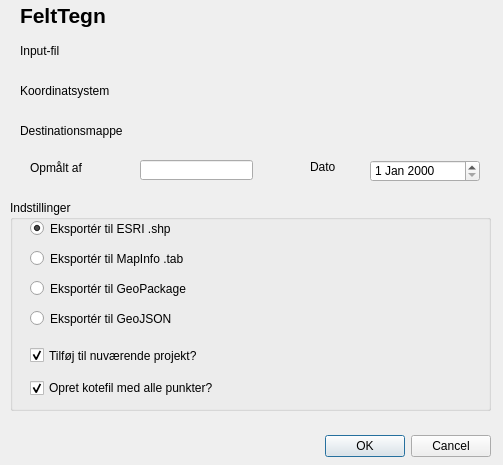
Old version of the form felt_tegn/felt_tegn_dialog_base.ui in the repository archaeodav/felttegn.
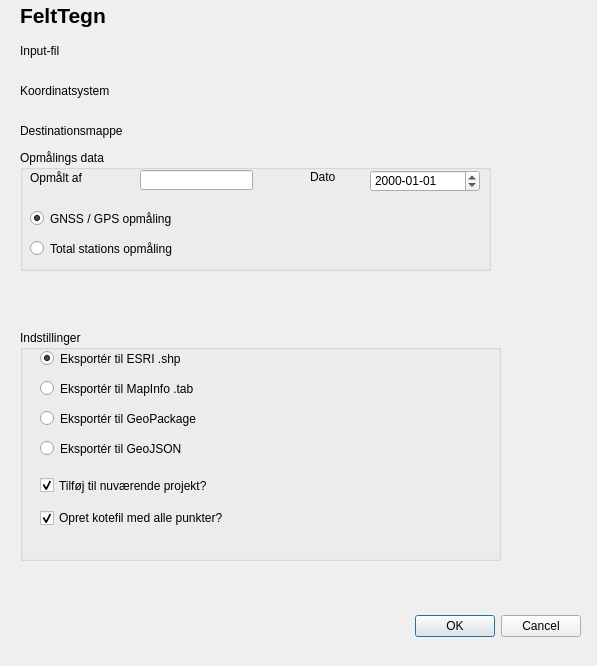
New version of the form. Custom widgets are drawn as their Qt base class.

What changed in the file:
```diff
--- a/felt_tegn/felt_tegn_dialog_base.ui
+++ b/felt_tegn/felt_tegn_dialog_base.ui
@@ -6,8 +6,8 @@
    <rect>
     <x>0</x>
     <y>0</y>
-    <width>503</width>
-    <height>465</height>
+    <width>597</width>
+    <height>666</height>
    </rect>
   </property>
   <property name="windowTitle">
@@ -16,8 +16,8 @@
   <widget class="QDialogButtonBox" name="button_box">
    <property name="geometry">
     <rect>
-     <x>150</x>
-     <y>430</y>
+     <x>240</x>
+     <y>610</y>
      <width>341</width>
      <height>32</height>
     </rect>
@@ -101,10 +101,10 @@
   <widget class="QGroupBox" name="groupBox">
    <property name="geometry">
     <rect>
-     <x>10</x>
-     <y>200</y>
+     <x>20</x>
+     <y>330</y>
      <width>481</width>
-     <height>211</height>
+     <height>231</height>
     </rect>
    </property>
    <property name="title">
@@ -221,44 +221,36 @@
     <string>FeltTegn</string>
    </property>
   </widget>
-  <widget class="QLineEdit" name="hvem">
+  <widget class="QGroupBox" name="groupBox_2">
    <property name="geometry">
     <rect>
-     <x>140</x>
-     <y>160</y>
-     <width>113</width>
-     <height>20</height>
+     <x>20</x>
+     <y>150</y>
+     <width>471</width>
+     <height>121</height>
     </rect>
    </property>
-  </widget>
+   <property name="title">
+    <string>Opmålings data</string>
+   </property>
   <widget class="QDateEdit" name="hvonaar">
    <property name="geometry">
     <rect>
-     <x>370</x>
-     <y>160</y>
+      <x>350</x>
+      <y>20</y>
      <width>110</width>
      <height>22</height>
     </rect>
    </property>
-  </widget>
-  <widget class="QLabel" name="label_5">
-   <property name="geometry">
-    <rect>
-     <x>30</x>
-     <y>160</y>
-     <width>81</width>
-     <height>16</height>
-    </rect>
-   </property>
-   <property name="text">
-    <string>Opmålt af</string>
+    <property name="displayFormat">
+     <string notr="true">yyyy-MM-dd</string>
    </property>
   </widget>
   <widget class="QLabel" name="label_6">
    <property name="geometry">
     <rect>
-     <x>310</x>
-     <y>160</y>
+      <x>290</x>
+      <y>20</y>
      <width>47</width>
      <height>14</height>
     </rect>
@@ -266,6 +258,59 @@
    <property name="text">
     <string>Dato</string>
    </property>
+   </widget>
+   <widget class="QLabel" name="label_5">
+    <property name="geometry">
+     <rect>
+      <x>10</x>
+      <y>20</y>
+      <width>81</width>
+      <height>16</height>
+     </rect>
+    </property>
+    <property name="text">
+     <string>Opmålt af</string>
+    </property>
+   </widget>
+   <widget class="QLineEdit" name="hvem">
+    <property name="geometry">
+     <rect>
+      <x>120</x>
+      <y>20</y>
+      <width>113</width>
+      <height>20</height>
+     </rect>
+    </property>
+   </widget>
+   <widget class="QRadioButton" name="GPS_radioButton">
+    <property name="geometry">
+     <rect>
+      <x>10</x>
+      <y>60</y>
+      <width>271</width>
+      <height>17</height>
+     </rect>
+    </property>
+    <property name="text">
+     <string>GNSS / GPS opmåling</string>
+    </property>
+    <property name="checked">
+     <bool>true</bool>
+    </property>
+   </widget>
+   <widget class="QRadioButton" name="TPS_radioButton">
+    <property name="geometry">
+     <rect>
+      <x>10</x>
+      <y>90</y>
+      <width>151</width>
+      <height>17</height>
+     </rect>
+    </property>
+    <property name="text">
+     <string>Total stations opmåling</string>
+    </property>
+   </widget>
   </widget>
  </widget>
  <customwidgets>
```
Lines whose indentation alone changed are shown as unchanged.
